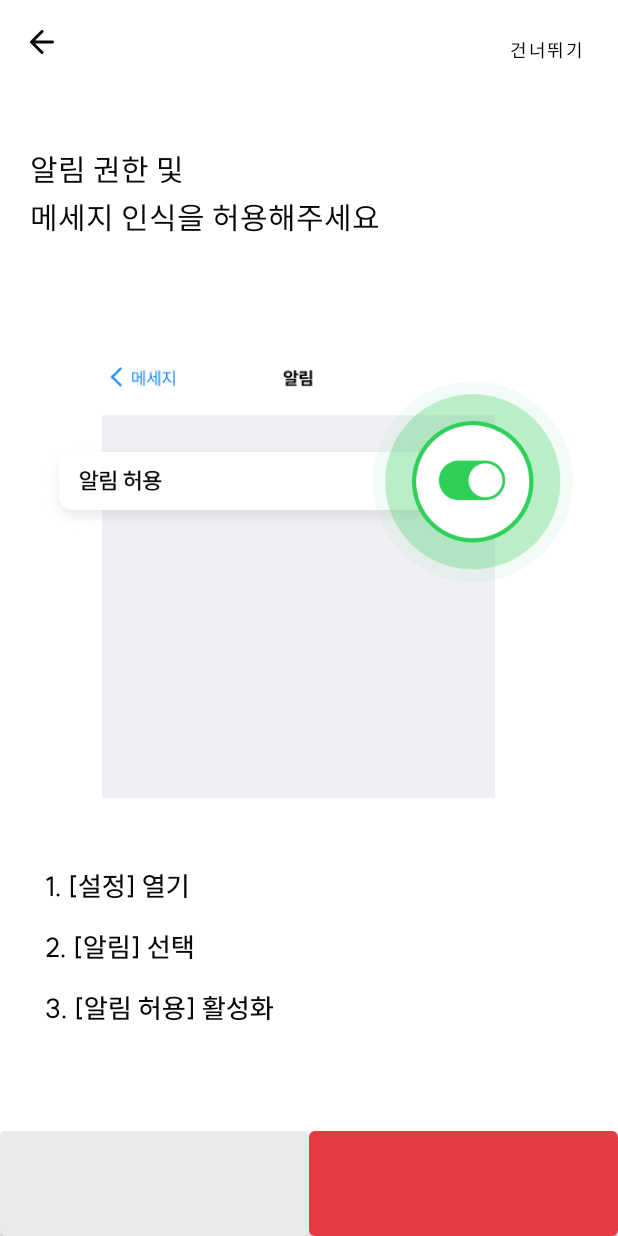
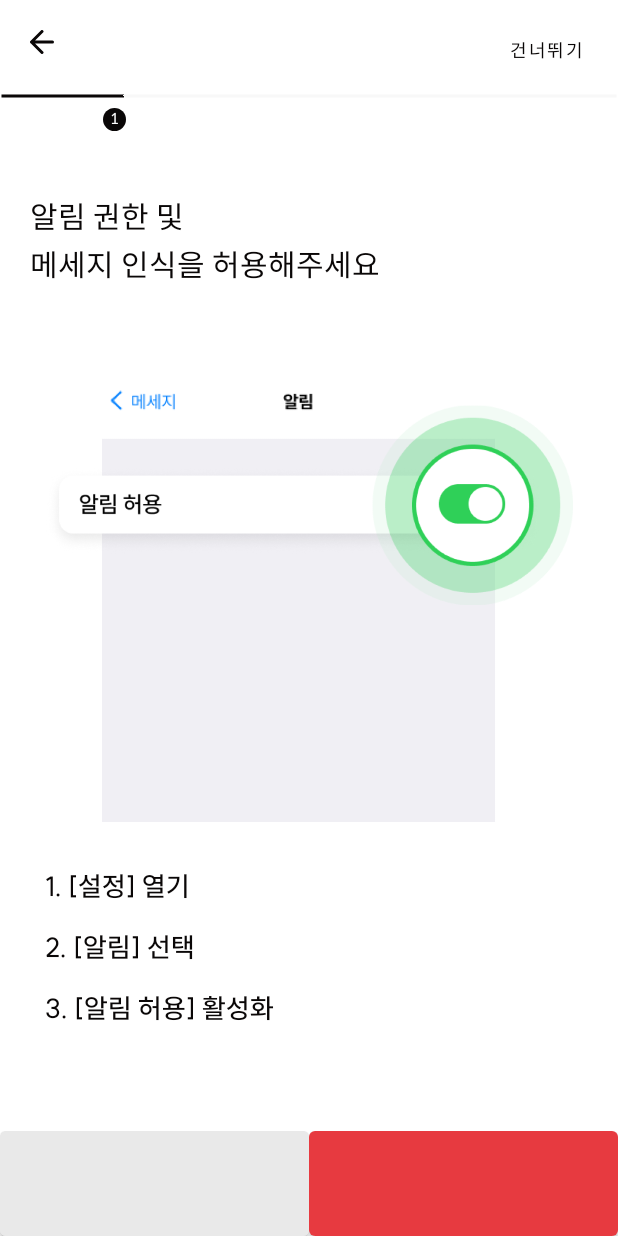
Before and after one commit to milijung/Flow-Android, an Android app: the SignUpActivity screen opened directly, with no data from a screen before it, on a phone screen of 412 x 824 dp. Run offline under Robolectric (Android 15) with nearby library versions, the phone set to English and light mode, and no system bars.

Commit message:
feat: 회원가입 화면 스와이핑 기능 구현, 상단바 구현
feat: 회원가입 화면 스와이핑 기능 구현, 상단바 구현

```diff
--- /dev/null
+++ b/client/app/src/main/java/com/example/client/data/adapter/SignUpAdapter.kt
@@ -0,0 +1,27 @@
+package com.example.client.data.adapter
+
+import androidx.fragment.app.Fragment
+import androidx.fragment.app.FragmentManager
+import androidx.lifecycle.Lifecycle
+import androidx.viewpager2.adapter.FragmentStateAdapter
+import com.example.client.ui.signup.*
+
+private const val NUM_TABS = 5
+
+class SignUpAdapter(fragmentManager: FragmentManager, lifecycle: Lifecycle): FragmentStateAdapter(fragmentManager,lifecycle) {
+    override fun getItemCount(): Int {
+        return NUM_TABS
+    }
+
+    override fun createFragment(position: Int): Fragment {
+        return when (position) {
+            0 -> SignUpFragment2()
+            1 -> SignUpFragment3()
+            2 -> SignUpFragment4()
+            3 -> SignUpFragment5()
+            4 -> SignUpFragment6()
+            else -> SignUpFragment2()
+        }
+
+    }
+}
--- a/client/app/src/main/java/com/example/client/ui/onboarding/OnboardingActivity.kt
+++ b/client/app/src/main/java/com/example/client/ui/onboarding/OnboardingActivity.kt
@@ -6,7 +6,8 @@ import android.os.Bundle
 import androidx.core.app.NotificationManagerCompat
 import androidx.viewpager2.widget.ViewPager2
 import com.example.client.R
-import com.example.client.data.OnboardingAdapter
+import com.example.client.data.adapter.OnboardingAdapter
+
 import com.example.client.databinding.ActivityOnboardingBinding
 import com.example.client.ui.login.LoginActivity
 import com.google.android.material.tabs.TabLayoutMediator
--- a/client/app/src/main/java/com/example/client/ui/signup/SignUpActivity.kt
+++ b/client/app/src/main/java/com/example/client/ui/signup/SignUpActivity.kt
@@ -1,8 +1,19 @@
 package com.example.client.ui.signup
 
+import android.content.Intent
 import androidx.appcompat.app.AppCompatActivity
 import android.os.Bundle
+import android.util.Log
+import android.view.MotionEvent
+import android.view.View
+import android.widget.SeekBar
+import androidx.viewpager2.widget.ViewPager2
+import com.example.client.data.adapter.OnboardingAdapter
+import com.example.client.data.adapter.SignUpAdapter
 import com.example.client.databinding.ActivitySignUpBinding
+import com.example.client.ui.login.LoginActivity
+import com.example.client.ui.navigation.BottomNavigationActivity
+import com.google.android.material.tabs.TabLayoutMediator
 
 class SignUpActivity : AppCompatActivity() {
     private lateinit var viewBinding: ActivitySignUpBinding
@@ -10,9 +21,83 @@ class SignUpActivity : AppCompatActivity() {
         super.onCreate(savedInstanceState)
         viewBinding = ActivitySignUpBinding.inflate(layoutInflater)
         setContentView(viewBinding.root)
+
+        /*
         supportFragmentManager
             .beginTransaction()
             .replace(viewBinding.signupFragment.id, SignUpFragment2())
             .commitAllowingStateLoss()
+
+         */
+
+
+
+        val vpAdapter = SignUpAdapter(supportFragmentManager, lifecycle)
+        var pageIndex = viewBinding.signupFragment.currentItem
+        viewBinding.signupFragment.adapter = vpAdapter
+        viewBinding.seekBar.isEnabled = false //seekBar를 사용자가 못 움직이게 하기
+
+
+        // 페이지 이동(스와이프)
+        viewBinding.signupFragment.registerOnPageChangeCallback(object :
+            ViewPager2.OnPageChangeCallback() {
+            override fun onPageSelected(position: Int) {
+                super.onPageSelected(position)
+                pageIndex = position
+                viewBinding.seekBar.progress = pageIndex + 1 //상단바 움직이게 함
+            }
+        })
+
+
+        // 페이지 이동(버튼)
+        viewBinding.signupButton2.setOnClickListener() {
+            pageIndex = viewBinding.signupFragment.currentItem
+            //viewBinding.signupButton2.text = getText(buttonTextElement[pageIndex])
+            when (pageIndex) {
+                4 -> goBottomNavigationActivity()
+                else -> viewBinding.signupFragment.setCurrentItem(pageIndex + 1, true)
+            }
+        }
+
+
+        //상단바 숫자 바꾸기, 움직이기
+        viewBinding.seekBar.setOnSeekBarChangeListener(object : SeekBar.OnSeekBarChangeListener
+        {
+            override fun onProgressChanged(seekBar: SeekBar?, p1: Int, p2: Boolean) {
+
+                val value = seekBar?.progress
+                viewBinding.stepNumber.text = "$value"
+                if(value!=0 && value!=5) {
+                    viewBinding.stepNumber.visibility=View.VISIBLE
+
+                    val cur = seekBar!!.width/seekBar.max
+
+                    viewBinding.stepNumber.x = (cur * value!!).toFloat()-20
+                }
+                else if(value==5){
+                    viewBinding.stepNumber.visibility=View.GONE
+                }
+
+            }
+
+            override fun onStartTrackingTouch(p0: SeekBar?) {
+                TODO("Not yet implemented")
+            }
+
+            override fun onStopTrackingTouch(p0: SeekBar?) {
+                TODO("Not yet implemented")
+            }
+
+
+        })
+
+
+    }
+
+    //바텀 네비게이션 액티비티로 이동
+
+    fun goBottomNavigationActivity(){
+        val intent = Intent(this, BottomNavigationActivity::class.java)
+        startActivity(intent)
     }
 }
--- /dev/null
+++ b/client/app/src/main/res/drawable/signup_seekbar.xml
@@ -0,0 +1,20 @@
+<?xml version="1.0" encoding="utf-8"?>
+<layer-list xmlns:android="http://schemas.android.com/apk/res/android">
+    <!-- seekbar 배경 1 -->
+    <item android:id="@android:id/background">
+        <!-- 선 : 길이 -->
+        <shape android:shape="line">
+            <stroke android:width="2dp" android:color="#F8F8F8" />
+        </shape>
+    </item>
+
+    <!-- seekbar 프로그래스 바 -->
+    <item android:id="@+id/progressBar" >
+        <clip>
+            <shape android:shape="line">
+                <stroke android:width="2dp" android:color="#0A0707" />
+            </shape>
+        </clip>
+    </item>
+
+</layer-list>
--- a/client/app/src/main/res/layout/activity_sign_up.xml
+++ b/client/app/src/main/res/layout/activity_sign_up.xml
@@ -36,13 +36,60 @@
             app:layout_constraintTop_toTopOf="parent"
             app:layout_constraintStart_toStartOf="parent"
             app:layout_constraintEnd_toEndOf="parent"/>
+
+
     </LinearLayout>
-    <FrameLayout
+
+    <SeekBar
+        android:id="@+id/seekBar"
+        android:layout_width="match_parent"
+        android:layout_height="wrap_content"
+        android:max="5"
+        android:progress="0"
+        android:paddingHorizontal="-10dp"
+        android:progressDrawable="@drawable/signup_seekbar"
+        android:thumb="@android:color/transparent"
+        android:paddingStart="0dp"
+        android:paddingEnd="0dp"
+        app:layout_constraintTop_toBottomOf="@id/header"/>
+    <LinearLayout
+        android:id="@+id/number_layout"
+        android:layout_width="match_parent"
+        android:layout_height="wrap_content"
+
+        app:layout_constraintTop_toBottomOf="@id/seekBar">
+
+        <TextView
+            android:id="@+id/step_number"
+            android:layout_width="15dp"
+            android:layout_height="15dp"
+            android:text="1"
+            android:gravity="center"
+            android:textSize="10sp"
+            android:textColor="@color/white"
+            android:fontFamily="@font/spoqahansansneo_regular"
+            android:background="@drawable/black_circle"/>
+
+
+    </LinearLayout>
+
+
+
+
+
+
+
+    <androidx.viewpager2.widget.ViewPager2
         android:id="@+id/signup_fragment"
         android:layout_width="match_parent"
         android:layout_height="0dp"
-        app:layout_constraintTop_toBottomOf="@id/header"
-        app:layout_constraintBottom_toTopOf="@id/button_container"/>
+        app:layout_constraintTop_toBottomOf="@id/number_layout"
+        app:layout_constraintBottom_toTopOf="@id/button_container"
+        />
+
+
+
+
     <androidx.constraintlayout.widget.ConstraintLayout
         android:id="@+id/button_container"
         android:layout_width="match_parent"
```
Also changed, not shown: client/app/src/main/java/com/example/client/DateRecordFragment.kt (+17 -23 lines), client/app/src/main/java/com/example/client/ui/signup/SignUpFragment5.kt (added, +60 -0 lines), client/app/src/main/java/com/example/client/ui/signup/SignUpFragment6.kt (added, +60 -0 lines), client/app/src/main/res/layout/fragment_sign_up5.xml (added, +14 -0 lines), client/app/src/main/res/layout/fragment_sign_up6.xml (added, +14 -0 lines).
